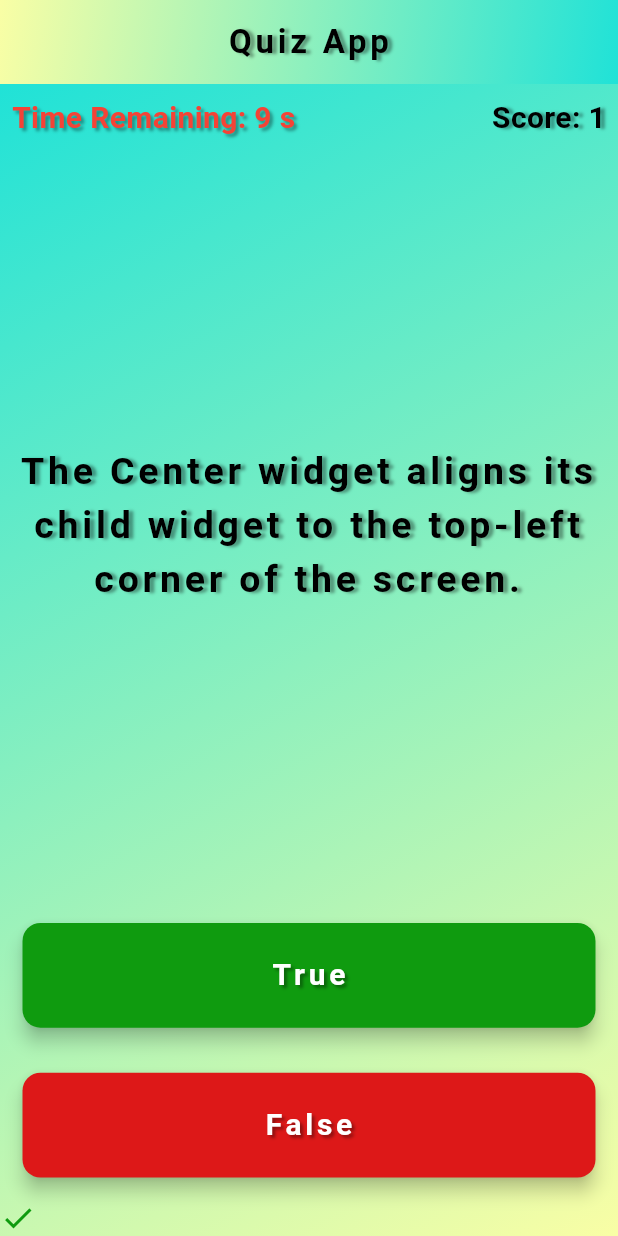
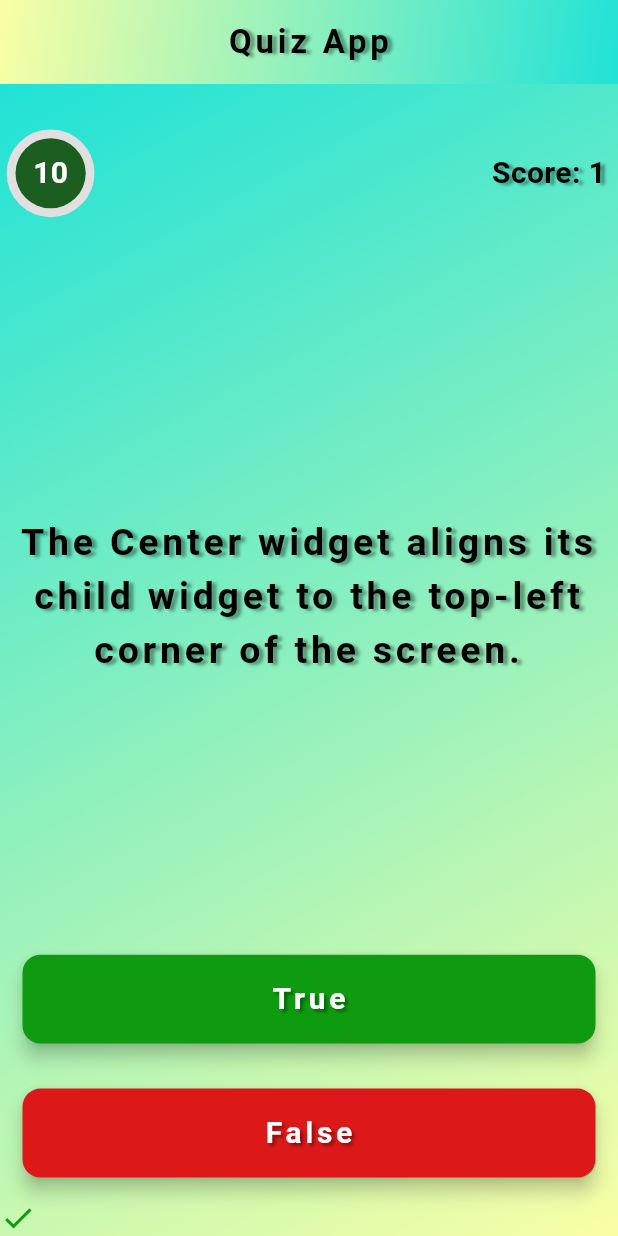
Before and after one commit to albatross65/Quiz_App, a Flutter app: the screen it shows after launch, after a tap on "True", on a phone screen of 412 x 824 dp. Run offline on Flutter 3.47's test engine with Material 3 defaults, Android fonts, the phone set to English and light mode, and no system bars; drawn by our look-alikes of circular_countdown_timer; our stand-ins replace rflutter_alert.

Commit message:
Added CountdownController for timer functionality in the quiz app

```diff
--- a/lib/main.dart
+++ b/lib/main.dart
@@ -3,6 +3,7 @@ import 'package:flutter/widgets.dart';
 import 'package:quiz_app/quiz_brain.dart';
 import 'package:rflutter_alert/rflutter_alert.dart';
 import 'dart:async'; // Import this for Timer
+import 'package:circular_countdown_timer/circular_countdown_timer.dart'; // Add this line
 
 QuizBrain Qbrain = QuizBrain();
 
@@ -65,8 +66,7 @@ class QuizPage extends StatefulWidget {
 
 class _QuizPageState extends State<QuizPage> {
   List<Icon> scorekeeper = [];
-  int _remainingTime = 10;
-  Timer? _timer;
+  final CountDownController _controller = CountDownController();
   bool _isAlertShown = false;
   int score = 0;
 
@@ -77,20 +77,7 @@ class _QuizPageState extends State<QuizPage> {
   }
 
   void _startTimer() {
-    _remainingTime = 10;
-    _timer?.cancel();
-    _timer = Timer.periodic(Duration(seconds: 1), (timer) {
-      if (_remainingTime == 0) {
-        _timer?.cancel();
-        if (!_isAlertShown) {
-          _showTimeUpAlert();
-        }
-      } else {
-        setState(() {
-          _remainingTime--;
-        });
-      }
-    });
+    _controller.restart(duration: 10);
   }
 
   void _showTimeUpAlert() {
@@ -124,15 +111,17 @@ class _QuizPageState extends State<QuizPage> {
     bool correctAns = Qbrain.getCorrectAns();
     setState(() {
       if (Qbrain.isFinished() == true) {
-        _timer?.cancel();
+        _controller.pause();
         if (!_isAlertShown) {
           int totalQuestions = Qbrain.getTotalQuestions();
           int totalScore = score;
           String message;
           if (totalScore >= 10) {
-            message = 'Congratulations! Your score is $totalScore out of $totalQuestions:)';
+            message =
+            'Congratulations! Your score is $totalScore out of $totalQuestions:)';
           } else {
-            message = 'Keep trying! Your score is $totalScore out of $totalQuestions';
+            message =
+            'Keep trying! Your score is $totalScore out of $totalQuestions';
           }
           Alert(
             context: context,
@@ -200,20 +189,35 @@ class _QuizPageState extends State<QuizPage> {
                 child: Row(
                   mainAxisAlignment: MainAxisAlignment.spaceBetween,
                   children: [
-                    Text(
-                      'Time Remaining: $_remainingTime s',
-                      style: TextStyle(
-                        fontWeight: FontWeight.bold,
-                        fontSize: 20,
-                        color: Colors.red,
-                        shadows: [
-                          Shadow(
-                            color: Colors.black38,
-                            blurRadius: 2,
-                            offset: Offset(2, 2),
-                          ),
-                        ],
-                      ),
+                    CircularCountDownTimer(
+                      // Countdown duration in Seconds.
+                      duration: 10,
+
+                       initialDuration: 0,
+                      controller: _controller,
+                      width: MediaQuery.of(context).size.width / 8,
+                      height: MediaQuery.of(context).size.height / 8,
+                      ringColor: Colors.grey[300]!,
+                      ringGradient: null,
+                      fillColor: Colors.red!,
+                      fillGradient: null,
+                      backgroundColor: Colors.green[900],
+                      backgroundGradient: null,
+                      strokeWidth: 7.0,
+                      strokeCap: StrokeCap.round,
+                      textStyle: TextStyle(
+                          fontSize: 20.0, color: Colors.white, fontWeight: FontWeight.bold),
+                      textFormat: CountdownTextFormat.S,
+                      isReverse: true,
+
+                       isReverseAnimation: false,
+
+                       isTimerTextShown: true,
+
+                       autoStart: true,
+                      onComplete: () {
+                        _showTimeUpAlert();
+                      },
                     ),
                     Text(
                       'Score: $score',
@@ -268,7 +272,8 @@ class _QuizPageState extends State<QuizPage> {
                       shape: RoundedRectangleBorder(
                         borderRadius: BorderRadius.circular(12),
                       ),
-                      padding: EdgeInsets.symmetric(horizontal: 24, vertical: 12),
+                      padding:
+                      EdgeInsets.symmetric(horizontal: 24, vertical: 12),
                     ),
                     child: Text(
                       'True',
@@ -302,7 +307,8 @@ class _QuizPageState extends State<QuizPage> {
                       shape: RoundedRectangleBorder(
                         borderRadius: BorderRadius.circular(12),
                       ),
-                      padding: EdgeInsets.symmetric(horizontal: 24, vertical: 12),
+                      padding:
+                      EdgeInsets.symmetric(horizontal: 24, vertical: 12),
                     ),
                     child: Text(
                       'False',
@@ -338,7 +344,6 @@ class _QuizPageState extends State<QuizPage> {
 
   @override
   void dispose() {
-    _timer?.cancel();
     super.dispose();
   }
 }
--- a/pubspec.yaml
+++ b/pubspec.yaml
@@ -41,6 +41,7 @@ dependencies:
 dev_dependencies:
   flutter_test:
     sdk: flutter
+  circular_countdown_timer: ^0.2.3
 
   # The "flutter_lints" package below contains a set of recommended lints to
   # encourage good coding practices. The lint set provided by the package is
```
Also changed, not shown: pubspec.lock.
